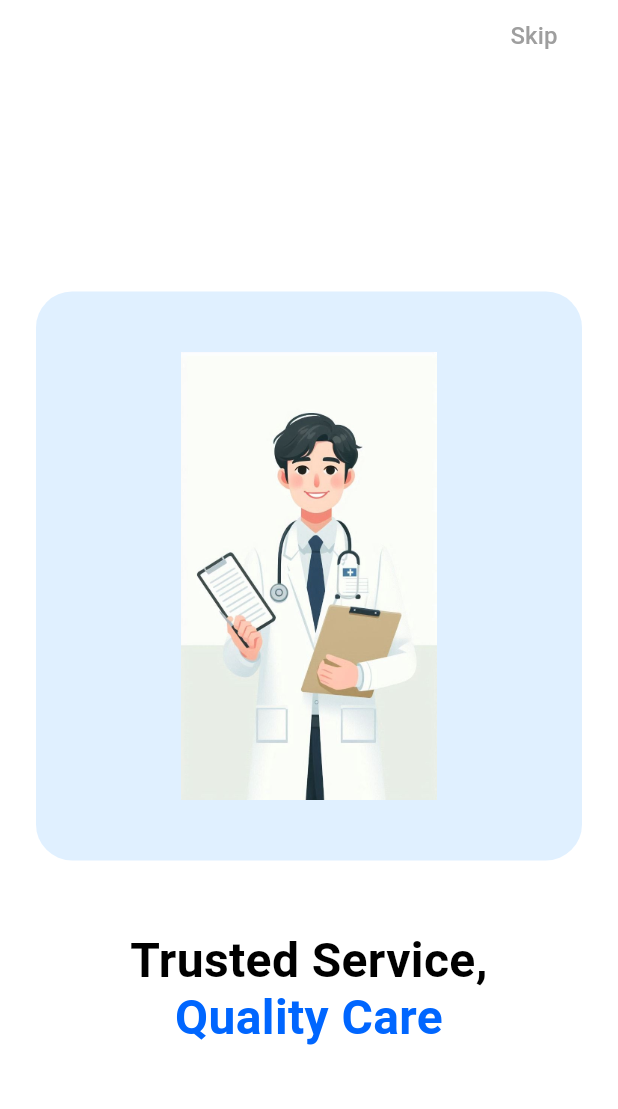
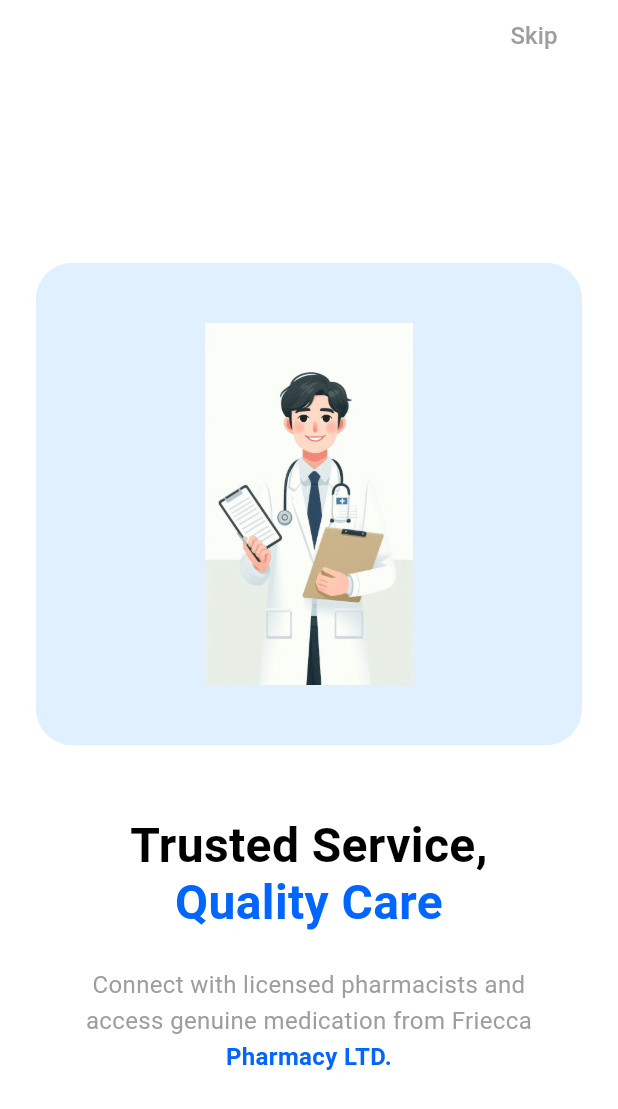
Before and after one commit to denistendo/FRIECCA-PHARMACY, a Flutter app: the screen it shows after launch, on a phone screen of 412 x 824 dp. Shown: the top 1109 px of the screen. Run offline on Flutter 3.47's test engine with Material 3 defaults, Android fonts, the phone set to English and light mode, and no system bars.

Commit message:
added description text

```diff
--- a/lib/onboarding/onboarding1.dart
+++ b/lib/onboarding/onboarding1.dart
@@ -73,7 +73,36 @@ class Onboarding1Screen extends StatelessWidget {
                 ),
                 textAlign: TextAlign.center,
               ),
+              const SizedBox(height: 24),
 
+              const Text(
+                'Connect with licensed pharmacists and',
+                style: TextStyle(
+                  fontSize: 16,
+                  color: Colors.grey,
+                  height: 1.5,
+                ),
+                textAlign: TextAlign.center,
+              ),
+              const Text(
+                'access genuine medication from Friecca',
+                style: TextStyle(
+                  fontSize: 16,
+                  color: Colors.grey,
+                  height: 1.5,
+                ),
+                textAlign: TextAlign.center,
+              ),
+              const Text(
+                'Pharmacy LTD.',
+                style: TextStyle(
+                  fontSize: 16,
+                  fontWeight: FontWeight.w600,
+                  color: Color(0xFF0066FF),
+                  height: 1.5,
+                ),
+                textAlign: TextAlign.center,
+              ),
 
               const Spacer(),
             ],
```
